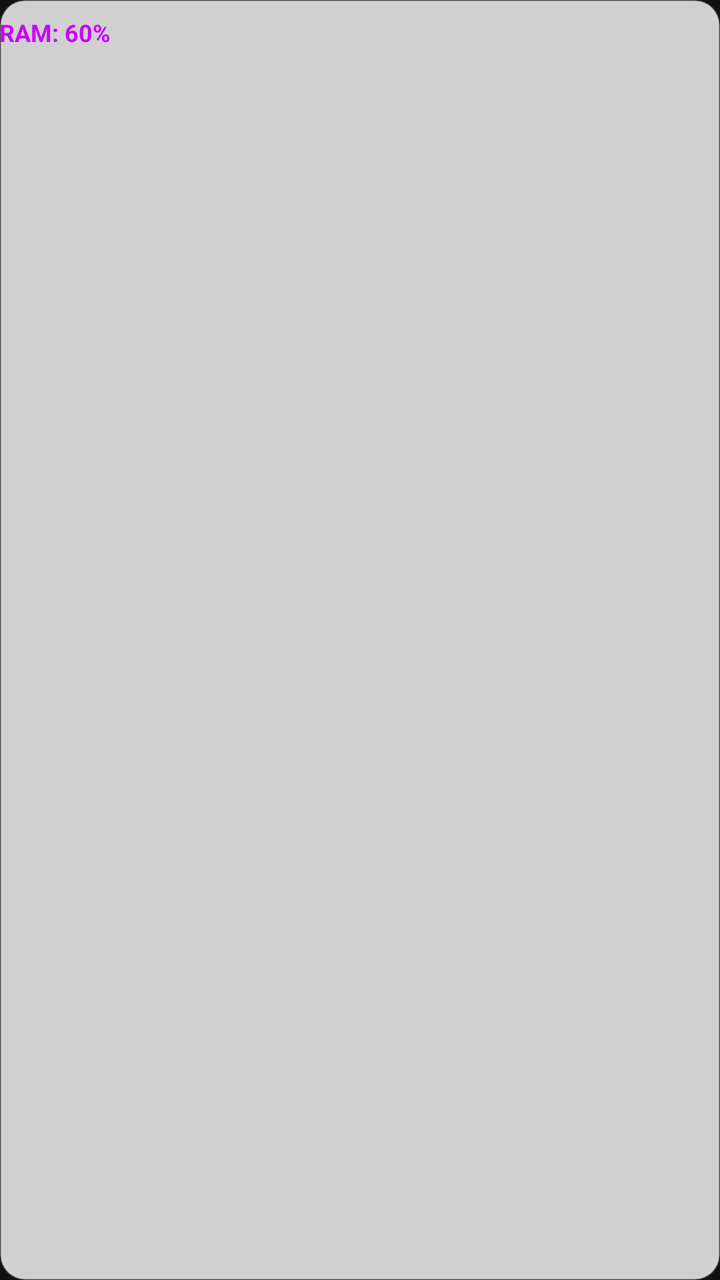
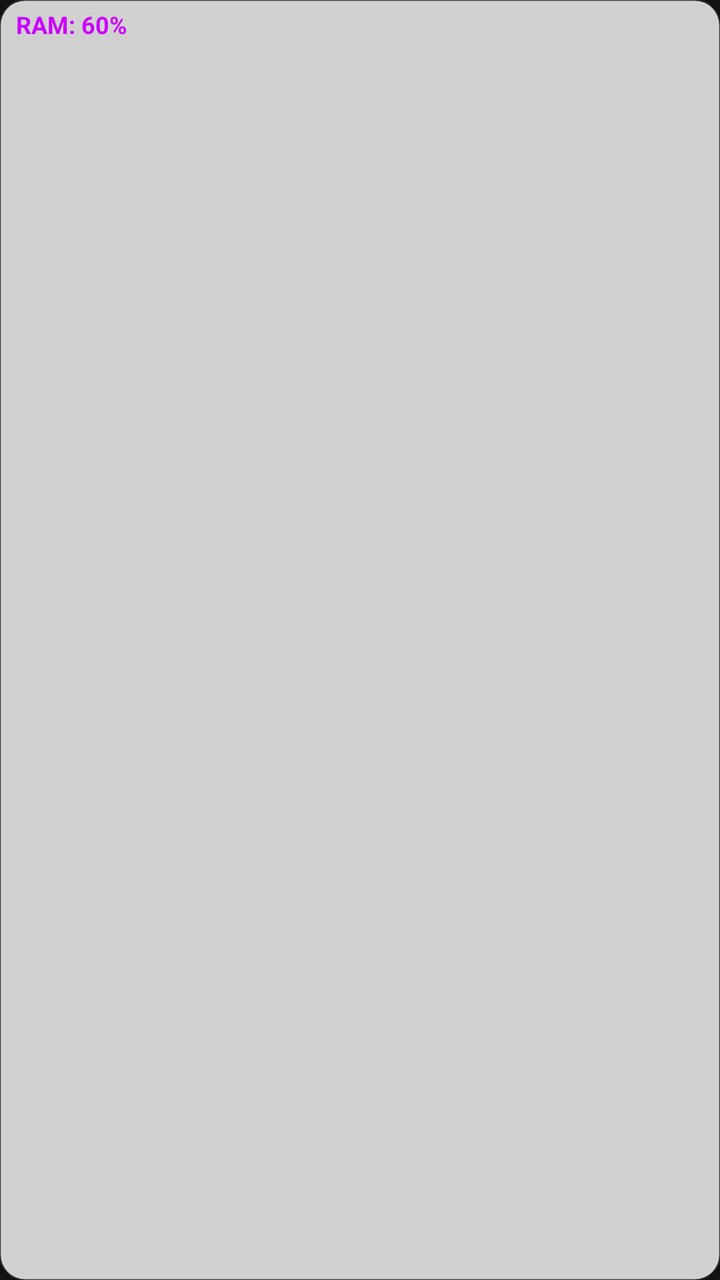

An Android layout rendered at two revisions. The XML below is the earlier revision; the diff shows what the commit changed to produce the second picture.
<!-- AndroidManifest.xml: application theme Theme.NSlocalGames -->
<!-- res/layout/overlay_ram.xml -->
<?xml version="1.0" encoding="utf-8"?>
<LinearLayout xmlns:android="http://schemas.android.com/apk/res/android"
    android:layout_width="wrap_content"
    android:layout_height="wrap_content"
    android:background="@drawable/glass_panel"
    android:padding="8dp 4dp"
    android:orientation="horizontal">
    <TextView
        android:id="@+id/tv_ram"
        android:layout_width="wrap_content"
        android:layout_height="wrap_content"
        android:text="RAM: 60%"
        android:textColor="#CC00FF"
        android:textSize="12sp"
        android:textStyle="bold"/>
</LinearLayout>
<!-- resources referenced by this layout -->
<resources>
  <!-- drawable glass_panel (drawable) -->
  <?xml version="1.0" encoding="utf-8"?>
  <shape xmlns:android="http://schemas.android.com/apk/res/android"
      android:shape="rectangle">
      <solid android:color="@color/glass_bg"/>
      <corners android:radius="12dp"/>
      <stroke android:width="1dp" android:color="@color/glass_border"/>
      <padding android:left="12dp" android:top="8dp" android:right="12dp" android:bottom="8dp"/>
  </shape>
  <style name="Theme.NSlocalGames" parent="Theme.Material3.Dark.NoActionBar">
          <item name="colorPrimary">@color/primary</item>
          <item name="colorOnPrimary">@color/white_cpu</item>
          <item name="colorAccent">@color/accent</item>
          <item name="android:windowBackground">@color/bg_dark</item>
          <item name="android:windowTranslucentStatus">true</item>
          <item name="android:windowTranslucentNavigation">true</item>
      </style>
  <color name="glass_bg">#CCFFFFFF</color>
  <color name="glass_border">#40FFFFFF</color>
  <color name="primary">#2196F3</color>
  <color name="white_cpu">#FFFFFF</color>
  <color name="accent">#00E5FF</color>
  <color name="bg_dark">#121212</color>
</resources>

<!-- the commit's change to res/layout/overlay_ram.xml (unified diff, before → after) -->
@@ -3,7 +3,10 @@
     android:layout_width="wrap_content"
     android:layout_height="wrap_content"
     android:background="@drawable/glass_panel"
-    android:padding="8dp 4dp"
+    android:paddingLeft="8dp"
+    android:paddingTop="4dp"
+    android:paddingRight="8dp"
+    android:paddingBottom="4dp"
     android:orientation="horizontal">
     <TextView
         android:id="@+id/tv_ram"
